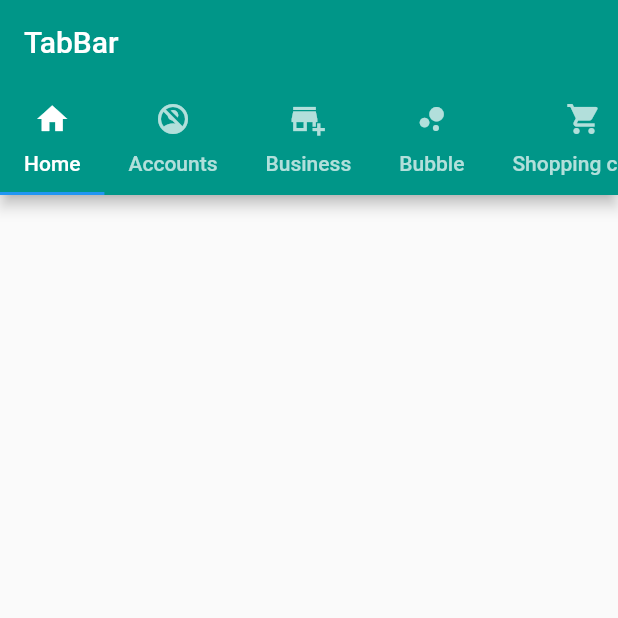
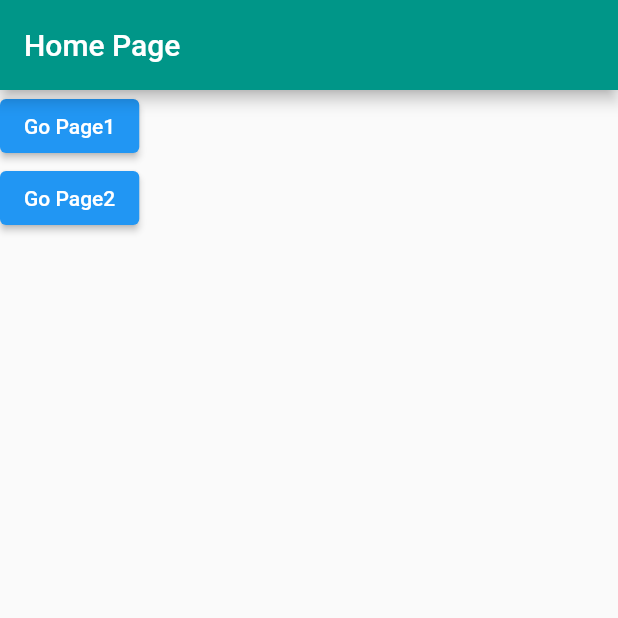
Before and after one commit to Sazzad-Hossain-Sobuj/Ostad_Flutter, a Flutter app: the screen it shows after launch, on a phone screen of 412 x 824 dp, the top half of it. Run offline on Flutter 3.47's test engine with Material 2 defaults, Android fonts, the phone set to English and light mode, and no system bars.

Commit message:
module6 simple navigation

```diff
--- a/lib/home_screen.dart
+++ b/lib/home_screen.dart
@@ -7,28 +7,72 @@ class HomeScreen extends StatelessWidget {
 
   @override
   Widget build(BuildContext context) {
-    return DefaultTabController(
-        length: 8,
-        child: Scaffold(
-          appBar: AppBar(
-            backgroundColor: Colors.teal,
-            title: Text('TabBar'),
-            bottom: TabBar(
-              isScrollable: true,
-                tabs: [
-                  Tab(icon: Icon(Icons.home), text: 'Home',),
-                  Tab(icon: Icon(Icons.no_accounts), text: 'Accounts'),
-                  Tab(icon: Icon(Icons.add_business), text: 'Business',),
-                  Tab(icon: Icon(Icons.bubble_chart), text: 'Bubble',),
-                  Tab(icon: Icon(Icons.shopping_cart), text: 'Shopping chart',),
-                  Tab(icon: Icon(Icons.shopping_basket), text: 'Shoppin busket',),
-                  Tab(icon: Icon(Icons.notifications), text: 'Notification',),
-                  Tab(icon: Icon(Icons.menu), text: 'Menu'),
+    return Scaffold(
+      appBar: AppBar(
+        title: Text('Home Page'),
+        backgroundColor: Colors.teal,
+        toolbarHeight: 60,
+      ),
+      body: Column(
+        mainAxisAlignment: MainAxisAlignment.start,
+        children: [
+          ElevatedButton(onPressed: (){
+            Navigator.push(context, MaterialPageRoute(builder: (context) => Page1()));
+          },
+              child: Text('Go Page1')),
 
-                ]
-            ),
-          ),
-        ),
+          ElevatedButton(onPressed: (){
+            Navigator.push(context, MaterialPageRoute(builder: (context) => Page2()));
+          },
+              child: Text('Go Page2')),
+        ],
+      ),
     );
   }
 }
+
+
+class Page1 extends StatelessWidget {
+  const Page1({Key? key}) : super(key: key);
+
+  @override
+  Widget build(BuildContext context) {
+    return Scaffold(
+      appBar: AppBar(
+        title: Text('Page1'),
+        backgroundColor: Colors.teal,
+        toolbarHeight: 60,
+      ),
+
+      body: Center(
+        child: ElevatedButton(onPressed: (){
+          Navigator.push(context, MaterialPageRoute(builder: (context) => Page2()));
+        },
+            child: Text('Go Page2')),
+      ),
+    );
+  }
+}
+
+
+class Page2 extends StatelessWidget {
+  const Page2({Key? key}) : super(key: key);
+
+  @override
+  Widget build(BuildContext context) {
+    return Scaffold(
+      appBar: AppBar(
+        title: Text('Page2'),
+        backgroundColor: Colors.teal,
+        toolbarHeight: 60,
+      ),
+
+      body: Center(
+        child: ElevatedButton(onPressed: (){
+          Navigator.push(context, MaterialPageRoute(builder: (context) => Page1()));
+        },
+            child: Text('Go Page1')),
+      ),
+    );
+  }
+}
```
